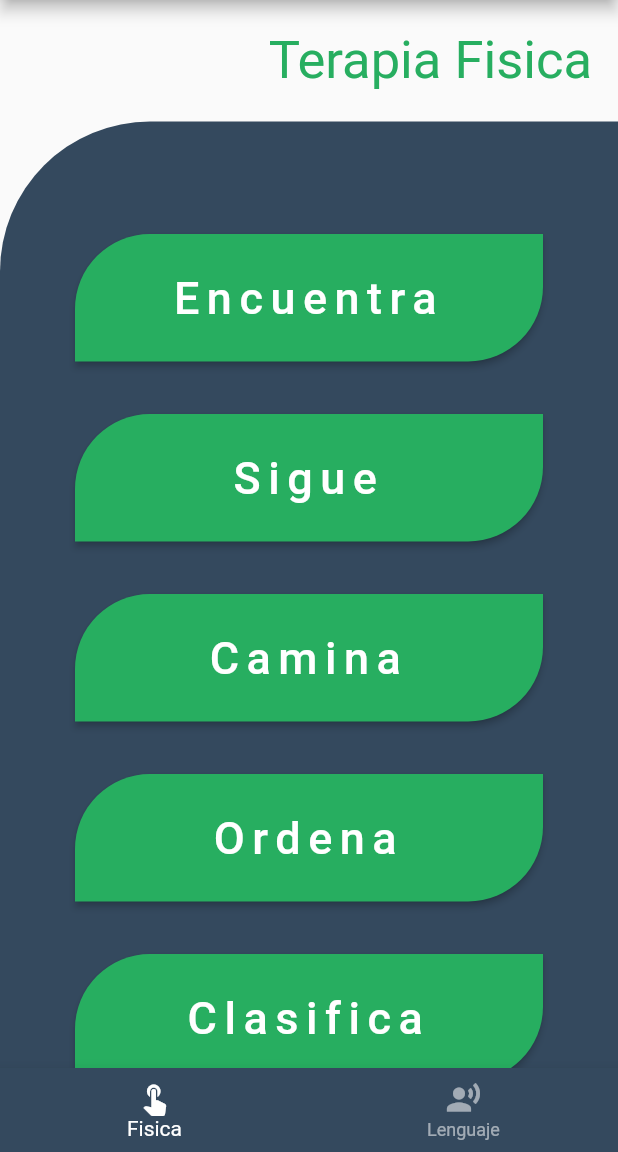
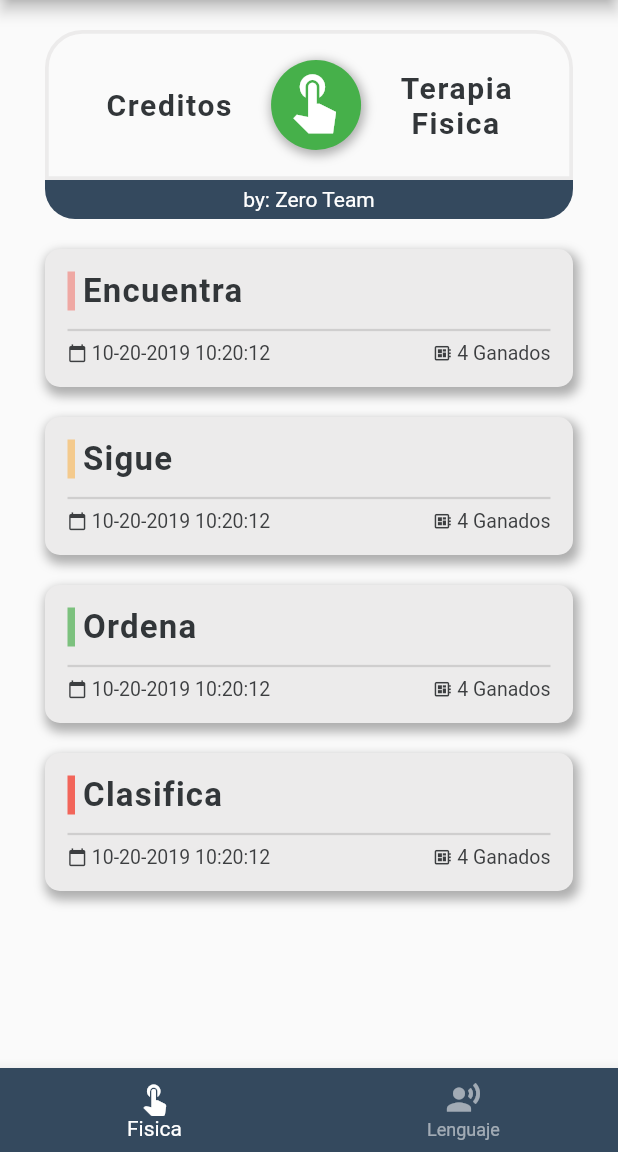
Before and after one commit to JohnnyGG98/app_movij, a Flutter app: the MenuJuegoMobile screen opened directly, on a phone screen of 412 x 824 dp, the part 84-1236 px from its top. Run offline on Flutter 3.47's test engine with Material 2 defaults, Android fonts, the phone set to English and light mode, and no system bars; our stand-ins replace audioplayers, flutter_tts, shared_preferences; missing offline and left inert: flame; accounts and stored records are empty.

Commit message:
REFACTOR: Dise;o de juegos tepara fisica
Agregamos modelos para listar los juegos que tenemos,
Actualizamos el dise;o de botones del juego,
Generamos un nuevo head en el listado de juegos,
Colores mas calidos, y no tan fueres

closes #7

```diff
--- /dev/null
+++ b/lib/models/button_game_model.dart
@@ -0,0 +1,56 @@
+import 'package:app_movij/game_ctr.dart';
+import 'package:app_movij/utils/flame_const.dart';
+import 'package:flutter/material.dart';
+import 'package:shared_preferences/shared_preferences.dart';
+
+class ButtonGameModel {
+  String juego;
+  Color color;
+  String page;
+  Function(BuildContext context) onTap;
+
+  ButtonGameModel({
+    @required this.juego,
+    @required this.color,
+    @required this.page,
+    this.onTap,
+  });
+
+  /// Devolvemos si el button tiene ruta
+  /// Si no tiene ruta se debe usar una funcion
+  get haveRoute {
+    return page != '';
+  }
+}
+
+// Listado de juegos
+
+List<ButtonGameModel> buttonsTF = [
+  ButtonGameModel(
+    color: Colors.red.withOpacity(0.4),
+    juego: 'Encuentra',
+    page: 'juego/tf/encuentra',
+  ),
+  ButtonGameModel(
+    color: Colors.orange.withOpacity(0.4),
+    juego: 'Sigue',
+    page: '',
+    onTap: (BuildContext context) async {
+      // La puntuacion mas alta guardada
+        SharedPreferences store = await SharedPreferences.getInstance();
+        GameController gc = new GameController(store);
+        FlameConst.tapper.onTapDown = gc.onTapDown;
+        Navigator.pushNamed(context, 'jugar', arguments: gc.widget);
+    }
+  ),
+  ButtonGameModel(
+    color: Colors.green.withOpacity(0.7),
+    juego: 'Ordena',
+    page: 'juego/tf/ordena',
+  ),
+  ButtonGameModel(
+    color: Colors.red.withOpacity(0.8),
+    juego: 'Clasifica',
+    page: 'juego/tf/clasifica',
+  ),
+];
--- /dev/null
+++ b/lib/pages/menu/juegos/button_game.dart
@@ -0,0 +1,108 @@
+import 'package:app_movij/models/button_game_model.dart';
+import 'package:flame/flame.dart';
+import 'package:flutter/material.dart';
+
+class ButtonGame extends StatelessWidget {
+  final ButtonGameModel model;
+  const ButtonGame({
+    Key key,
+    @required this.model,
+  }) : super(key: key);
+
+  @override
+  Widget build(BuildContext context) {
+    return GestureDetector(
+      onTap: () async {
+        await Flame.audio.play('play.wav', volume: 0.15);
+        if (model.haveRoute) {
+          Navigator.of(context).pushNamed(model.page);
+        } else {
+          model.onTap(context);
+        }
+      },
+      child: _getButton(),
+    );
+  }
+
+  Widget _getButton() {
+    return Container(
+      margin: EdgeInsets.only(bottom: 20),
+      decoration: BoxDecoration(
+        color: Color(0xFFECEBEB),
+        borderRadius: BorderRadius.circular(10),
+        boxShadow: <BoxShadow>[
+          BoxShadow(
+            color: Colors.black38.withOpacity(0.3),
+            spreadRadius: 1.5,
+            blurRadius: 5,
+            offset: Offset(2, 4),
+          )
+        ],
+      ),
+      padding: const EdgeInsets.symmetric(
+        vertical: 15,
+        horizontal: 15,
+      ),
+      child: Column(
+        crossAxisAlignment: CrossAxisAlignment.start,
+        children: [
+          _getJuego(),
+          SizedBox(height: 5),
+          Divider(thickness: 1.5),
+          _getBottom(),
+        ],
+      ),
+    );
+  }
+
+  Widget _getJuego() {
+    return Container(
+      padding: EdgeInsets.only(left: 5),
+      decoration: BoxDecoration(
+        border: Border(
+          left: BorderSide(
+            color: model.color,
+            width: 5,
+          ),
+        ),
+      ),
+      child: Text(
+        model.juego,
+        textAlign: TextAlign.left,
+        style: TextStyle(
+          color: Color(0xFF323639),
+          fontWeight: FontWeight.w700,
+          fontSize: 22,
+          letterSpacing: 0.8,
+        ),
+      ),
+    );
+  }
+
+  Row _getBottom() {
+    return Row(
+      children: [
+        ..._getIcon(Icons.calendar_today, ' 10-20-2019 10:20:12'),
+        Spacer(),
+        ..._getIcon(Icons.developer_board, ' 4 Ganados'),
+      ],
+    );
+  }
+
+  List<Widget> _getIcon(IconData icon, String label) {
+    return [
+      Icon(
+        icon,
+        size: 13,
+        color: Color(0xFF3C3E40),
+      ),
+      Text(
+        label,
+        style: TextStyle(
+          fontSize: 13,
+          color: Color(0xFF3C3E40),
+        ),
+      )
+    ];
+  }
+}
--- /dev/null
+++ b/lib/pages/menu/juegos/head_list_game.dart
@@ -0,0 +1,100 @@
+import 'package:flutter/material.dart';
+
+class HeadListGame extends StatelessWidget {
+  final String tipoJuego;
+  final IconData icon;
+
+  const HeadListGame({
+    Key key,
+    @required this.tipoJuego,
+    @required this.icon,
+  }) : super(key: key);
+
+  @override
+  Widget build(BuildContext context) {
+    return Column(
+      children: [
+        _getHead(),
+        Container(
+          padding: EdgeInsets.symmetric(vertical: 5),
+          width: double.infinity,
+          decoration: BoxDecoration(
+            color: Color(0xFF34495E),
+            borderRadius: BorderRadius.only(
+              bottomLeft: Radius.circular(20),
+              bottomRight: Radius.circular(20),
+            ),
+          ),
+          child: Text(
+            'by: Zero Team',
+            textAlign: TextAlign.center,
+            style: TextStyle(
+              color: Colors.white,
+            ),
+          ),
+        ),
+      ],
+    );
+  }
+
+  Widget _getHead() {
+    return Container(
+      padding: EdgeInsets.symmetric(
+        vertical: 7.5,
+        horizontal: 25,
+      ),
+      decoration: BoxDecoration(
+        border: Border.all(color: Color(0xFFECEBEB), width: 2.5),
+        borderRadius: BorderRadius.only(
+          topLeft: Radius.circular(25),
+          topRight: Radius.circular(25),
+        ),
+      ),
+      child: _getActionsHead(),
+    );
+  }
+
+  Widget _getActionsHead() {
+    return Row(
+      mainAxisAlignment: MainAxisAlignment.spaceAround,
+      children: [
+        _getText('Creditos'),
+        Container(
+          padding: EdgeInsets.all(7.5),
+          decoration: BoxDecoration(
+            color: Color(0xFF46B04A),
+            shape: BoxShape.circle,
+            boxShadow: <BoxShadow>[
+              BoxShadow(
+                color: Colors.black38.withOpacity(0.3),
+                spreadRadius: 1.5,
+                blurRadius: 5,
+                offset: Offset(1, 2),
+              )
+            ],
+          ),
+          child: Icon(
+            this.icon,
+            color: Colors.white,
+            size: 45,
+          ),
+          margin: EdgeInsets.symmetric(vertical: 10),
+        ),
+        _getText(this.tipoJuego),
+      ],
+    );
+  }
+
+  Text _getText(String label) {
+    return Text(
+      label,
+      textAlign: TextAlign.center,
+      style: TextStyle(
+        fontWeight: FontWeight.w700,
+        fontSize: 20,
+        color: Color(0xFF323639),
+        letterSpacing: 1.1,
+      ),
+    );
+  }
+}
--- a/lib/pages/menu/juegos/juegos_tf.dart
+++ b/lib/pages/menu/juegos/juegos_tf.dart
@@ -1,45 +1,32 @@
-import 'package:app_movij/game_ctr.dart';
-import 'package:app_movij/templates/btn_juego.dart';
-import 'package:app_movij/templates/widgets/widgets_menu_juego.dart';
+import 'package:app_movij/models/button_game_model.dart';
+import 'package:app_movij/pages/menu/juegos/button_game.dart';
+import 'package:app_movij/pages/menu/juegos/head_list_game.dart';
 import 'package:flutter/material.dart';
-import 'package:shared_preferences/shared_preferences.dart';
-
-import 'package:app_movij/utils/flame_const.dart';
 
 class JuegosTFPage extends StatelessWidget {
   @override
   Widget build(BuildContext context) {
-    return MenuJuegoMobile(
-      titulo: 'Terapia Fisica',
-      lista: _btns,
+    return Container(
+      height: double.infinity,
+      padding: EdgeInsets.symmetric(vertical: 20.0, horizontal: 30.0),
+      child: Column(
+        children: [
+          HeadListGame(
+            tipoJuego: 'Terapia\nFisica',
+            icon: Icons.touch_app_sharp,
+          ),
+          SizedBox(height: 20),
+          Expanded(
+            child: ListView.builder(
+              physics: BouncingScrollPhysics(),
+              itemCount: buttonsTF.length,
+              itemBuilder: (BuildContext context, int i) {
+                return ButtonGame(model: buttonsTF[i]);
+              },
+            ),
+          )
+        ],
+      ),
     );
   }
-
-  List<Widget> _btns(BuildContext context) {
-    return [
-      getBtnJuego('Encuentra', () {
-        Navigator.of(context).pushNamed('juego/tf/encuentra');
-      }),
-      SizedBox(height: 35),
-      getBtnJuego('Sigue', () async {
-        // La puntuacion mas alta guardada
-        SharedPreferences store = await SharedPreferences.getInstance();
-        GameController gc = new GameController(store);
-        FlameConst.tapper.onTapDown = gc.onTapDown;
-        Navigator.pushNamed(context, 'jugar', arguments: gc.widget);
-      }),
-      SizedBox(height: 35),
-      getBtnJuego('Camina', () {}),
-      SizedBox(height: 35),
-      getBtnJuego('Ordena', () {
-        Navigator.of(context).pushNamed('juego/tf/ordena');
-      }),
-      SizedBox(height: 35),
-      getBtnJuego('Clasifica', () {
-        Navigator.of(context).pushNamed('juego/tf/clasifica');
-      }),
-      SizedBox(height: 35),
-      getBtnJuego('Otros', () {}),
-    ];
-  }
 }
```
